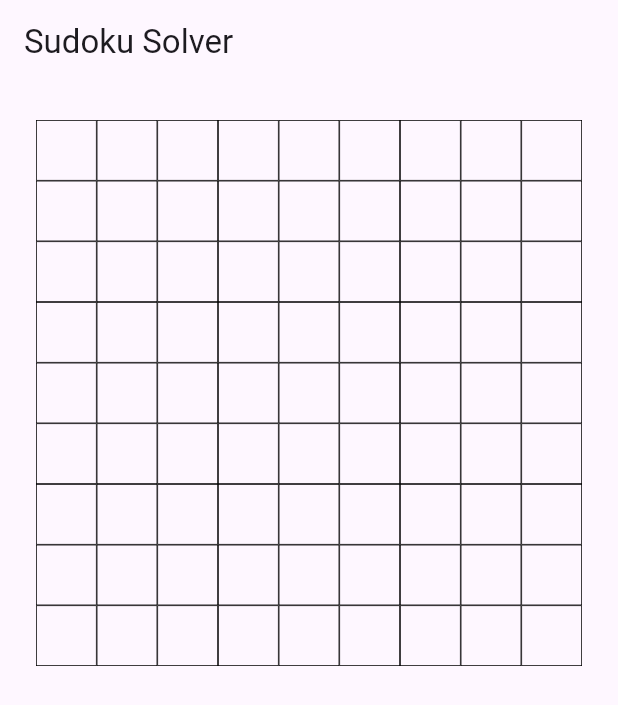
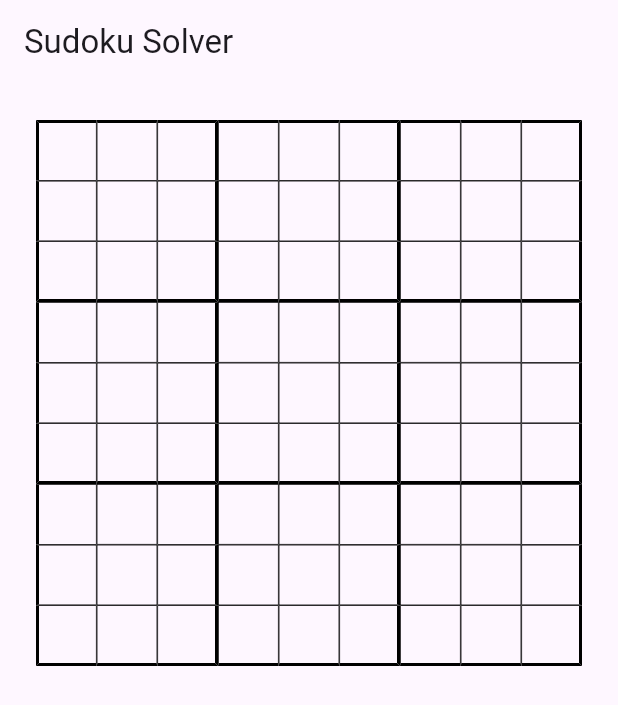
Before and after one commit to rbstrauss98/sudoku_solver, a Flutter app: the screen it shows after launch, on a phone screen of 412 x 824 dp. Shown: the top 705 px of the screen. Run offline on Flutter 3.47's test engine with Material 3 defaults, Android fonts, the phone set to English and light mode, and no system bars.

Commit message:
bolded grid lines, tap to select numbers

```diff
--- a/lib/pages/HomePage.dart
+++ b/lib/pages/HomePage.dart
@@ -12,7 +12,7 @@ class MyHomePage extends StatelessWidget {
       appBar: AppBar(
         title: Text(title),
       ),
-      body: const Center(
+      body: Center(
         child: Padding(
           padding: EdgeInsets.all(24.0), // Set the desired padding value
           child: SudokuGrid(),
--- a/lib/sudoku_board.dart
+++ b/lib/sudoku_board.dart
@@ -1,7 +1,14 @@
 import 'package:flutter/material.dart';
 
-class SudokuGrid extends StatelessWidget {
+class SudokuGrid extends StatefulWidget {
   const SudokuGrid({super.key});
+
+  @override
+  _SudokuGridState createState() => _SudokuGridState();
+}
+
+class _SudokuGridState extends State<SudokuGrid> {
+  List<int> gridValues = List<int>.generate(81, (index) => 0);
 
   @override
   Widget build(BuildContext context) {
@@ -12,23 +19,63 @@ class SudokuGrid extends StatelessWidget {
         ),
         itemCount: 81,
         itemBuilder: (BuildContext context, int index) {
+          bool isFirstRow = index < 9; // Check if it's the first row
+          bool isFirstColumn = index % 9 == 0; // Check if it's the first column
+          bool isThirdOrSixthRow = (index ~/ 9) % 3 == 2; // Check if it's the end of the third or sixth row
+          bool isThirdOrSixthColumn = index % 9 % 3 == 2; // Check if it's the end of the third or sixth column
           return InkWell(
-            onTap: () {
-              // Handle onTap event for each box
-              // You can implement logic to input numbers here
-              print('Box tapped: $index');
+            onTap: () async {
+              int? selectedNumber = await showDialog<int>(
+                context: context,
+                builder: (BuildContext context) {
+                  return SimpleDialog(
+                    title: const Text('Select a number'),
+                    children: List<SimpleDialogOption>.generate(10, (index) {
+                      return SimpleDialogOption(
+                        onPressed: () {
+                          Navigator.pop(context, index);
+                        },
+                        child: Text(index.toString()),
+                      );
+                    }),
+                  );
+                },
+              );
+              if (selectedNumber != null) {
+                setState(() {
+                  gridValues[index] = selectedNumber;
+                });
+              }
             },
             child: Container(
               decoration: BoxDecoration(
-                border: Border.all(
-                  color: Colors.black,
-                  width: 0.5,
+                border: Border(
+                   top: BorderSide(
+                    color: Colors.black,
+                    width: isFirstRow ? 2.0 : 0.5, // Increase the width if it's the first row
+                  ),
+                  left: BorderSide(
+                    color: Colors.black,
+                    width: isFirstColumn ? 2.0 : 0.5, // Increase the width if it's the first column
+                  ),
+                  right: BorderSide(
+                    color: Colors.black,
+                    width: isThirdOrSixthColumn
+                        ? 2.0
+                        : 0.5, // Increase the width if it's the end of the third or sixth column
+                  ),
+                  bottom: BorderSide(
+                    color: Colors.black,
+                    width: isThirdOrSixthRow
+                        ? 2.0
+                        : 0.5, // Increase the width if it's the end of the third or sixth row
+                  ),
                 ),
               ),
-              child: const Center(
+              child: Center(
                 child: Text(
-                  '', // You can replace this with the number entered in the box
-                  style: TextStyle(fontSize: 20),
+                  gridValues[index] == 0 ? '' : gridValues[index].toString(),
+                  style: const TextStyle(fontSize: 20),
                 ),
               ),
             ),
```
Also changed, not shown: 2 other files.
